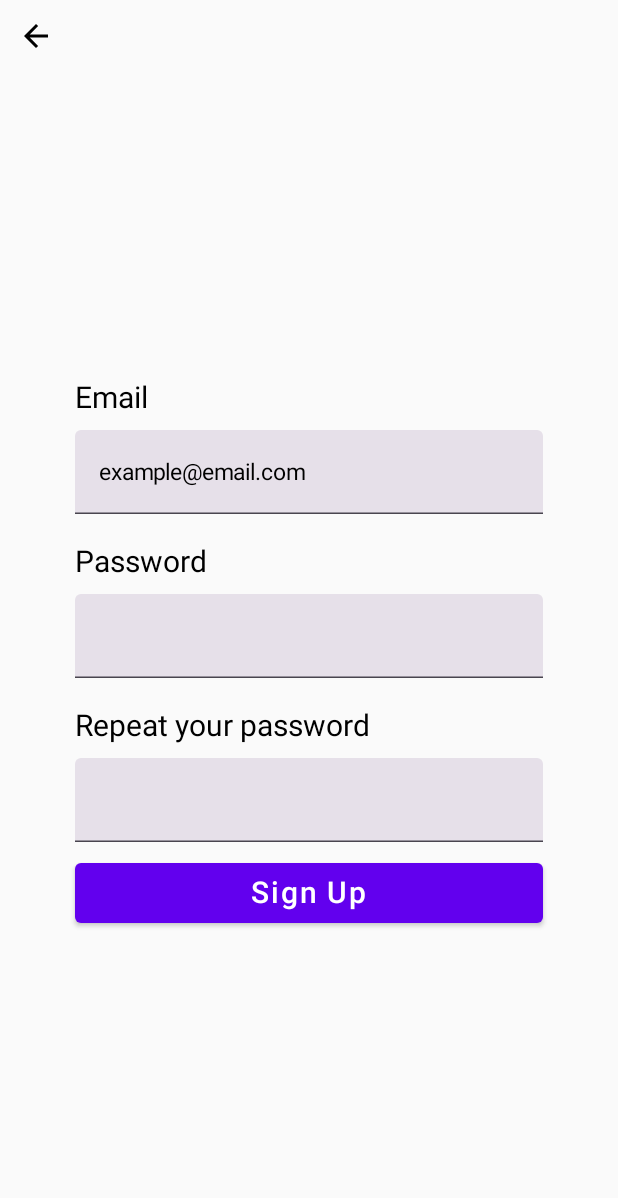
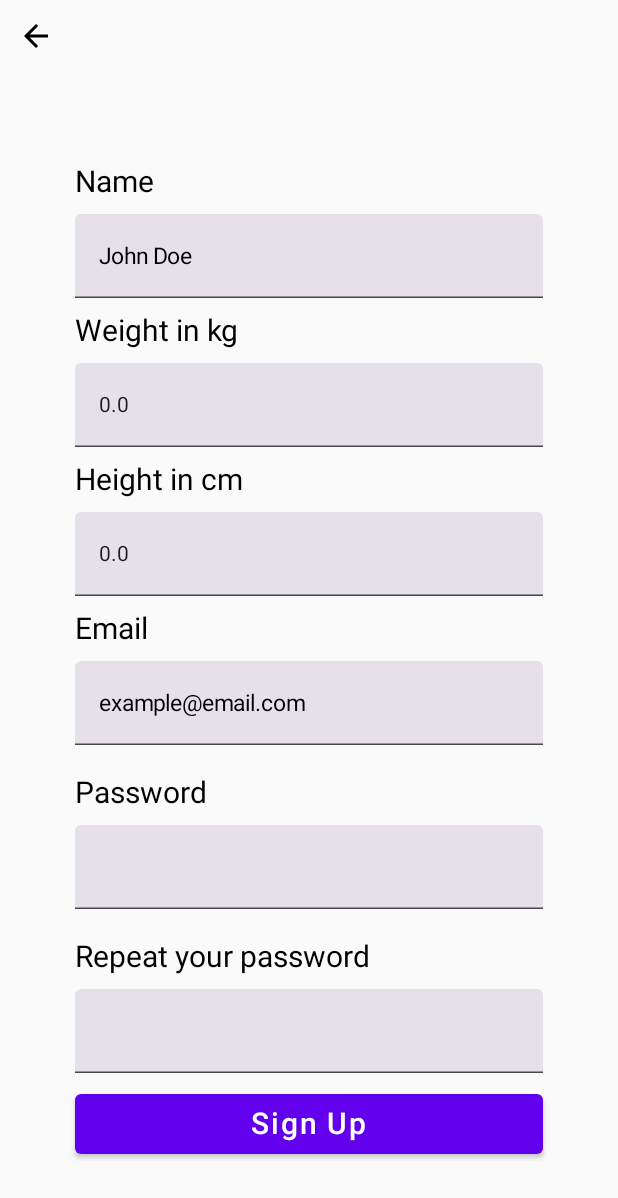
Before and after one commit to SGDTNQZ/Android-Pet-poject, an Android app built with Jetpack Compose: the screen it shows after launch (MainActivity), after a tap on "Sign Up", on a phone screen of 412 x 824 dp. Shown: the top 1198 px of the screen. Run offline under Robolectric (Android 15) with nearby library versions, the phone set to English and light mode, and no system bars; our stand-ins replace Firebase (no records; nobody signed in at launch, a user with empty details on screens opened directly), livedata-compose.

```diff
--- a/app/src/main/java/com/littlelemon/petproject/screens/SignUpScreen.kt
+++ b/app/src/main/java/com/littlelemon/petproject/screens/SignUpScreen.kt
@@ -8,6 +8,8 @@ import androidx.compose.foundation.layout.fillMaxSize
 import androidx.compose.foundation.layout.fillMaxWidth
 import androidx.compose.foundation.layout.height
 import androidx.compose.foundation.layout.padding
+import androidx.compose.foundation.rememberScrollState
+import androidx.compose.foundation.verticalScroll
 import androidx.compose.material.Button
 import androidx.compose.material.Icon
 import androidx.compose.material.IconButton
@@ -19,6 +21,7 @@ import androidx.compose.runtime.Composable
 import androidx.compose.runtime.LaunchedEffect
 import androidx.compose.runtime.getValue
 import androidx.compose.runtime.livedata.observeAsState
+import androidx.compose.runtime.mutableFloatStateOf
 import androidx.compose.runtime.mutableStateOf
 import androidx.compose.runtime.remember
 import androidx.compose.runtime.setValue
@@ -38,6 +41,15 @@ import com.littlelemon.petproject.viewModels.UserViewModel
 @Composable
 fun SignUpScreen(navController: NavController, userViewModel: UserViewModel){
 
+    var name by  remember {
+        mutableStateOf("")
+    }
+    var weight by remember {
+        mutableFloatStateOf(0f)
+    }
+    var height by remember {
+        mutableFloatStateOf(0f)
+    }
     var email by  remember {
         mutableStateOf("")
     }
@@ -68,11 +80,57 @@ fun SignUpScreen(navController: NavController, userViewModel: UserViewModel){
         Column (
             modifier = Modifier
                 .fillMaxSize()
-                .padding(50.dp),
+                .padding(50.dp)
+                .verticalScroll(rememberScrollState()),
             horizontalAlignment = Alignment.CenterHorizontally,
             verticalArrangement = Arrangement.Center
 
         ) {
+//            Name field
+            Spacer(modifier = Modifier.height(10.dp))
+            Text(text = "Name",
+                fontSize = 20.sp,
+                modifier = Modifier
+                    .align(Alignment.Start)
+            )
+            Spacer(modifier = Modifier.height(10.dp))
+            TextField(value = name,
+                onValueChange = { name = it },
+                modifier = Modifier
+                    .fillMaxWidth(),
+                placeholder = { Text(text = "John Doe", fontSize = 15.sp)}
+            )
+
+//            Weight field
+            Spacer(modifier = Modifier.height(10.dp))
+            Text(text = "Weight in kg",
+                fontSize = 20.sp,
+                modifier = Modifier
+                    .align(Alignment.Start)
+            )
+            Spacer(modifier = Modifier.height(10.dp))
+            TextField(value = weight.toString(),
+                onValueChange = { weight = it.toFloatOrNull() ?: 0f },
+                modifier = Modifier
+                    .fillMaxWidth(),
+            )
+
+//            Height field
+            Spacer(modifier = Modifier.height(10.dp))
+            Text(text = "Height in cm",
+                fontSize = 20.sp,
+                modifier = Modifier
+                    .align(Alignment.Start)
+            )
+            Spacer(modifier = Modifier.height(10.dp))
+            TextField(value = height.toString(),
+                onValueChange = { height = it.toFloatOrNull() ?: 0f },
+                modifier = Modifier
+                    .fillMaxWidth(),
+            )
+
+//            Email field
+            Spacer(modifier = Modifier.height(10.dp))
             Text(text = "Email",
                 fontSize = 20.sp,
                 modifier = Modifier
@@ -86,7 +144,7 @@ fun SignUpScreen(navController: NavController, userViewModel: UserViewModel){
                 placeholder = { Text(text = "example@email.com", fontSize = 15.sp)}
             )
 
-
+//            Password field
             Spacer(modifier = Modifier.height(20.dp))
             Text(text = "Password",
                 fontSize = 20.sp,
```
Also changed, not shown: app/src/main/java/com/littlelemon/petproject/Entities/ExerciseEntity.kt (deleted, +0 -17 lines), app/src/main/java/com/littlelemon/petproject/Entities/UserEntity.kt (deleted, +0 -17 lines).
